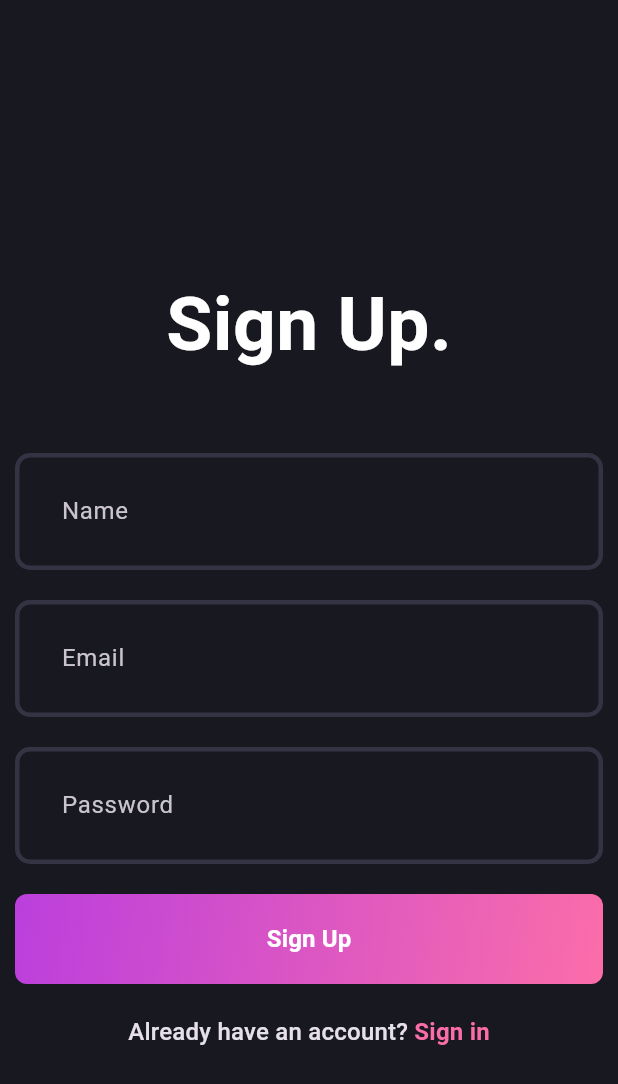
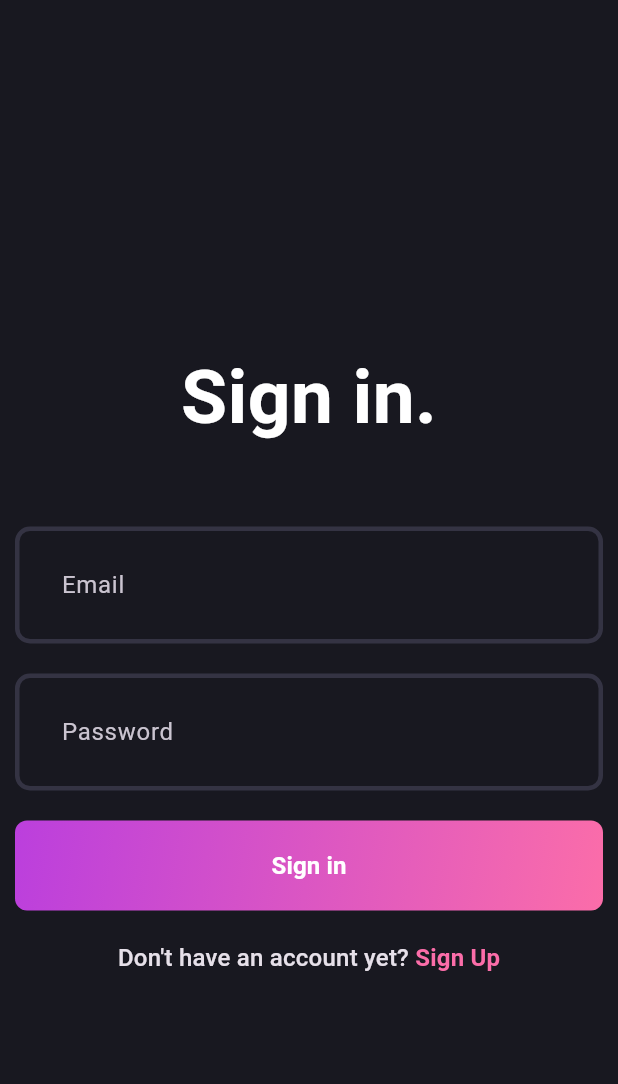
Before and after one commit to ShishirRijal/iWrite, a Flutter app: the screen it shows after launch, on a phone screen of 412 x 824 dp. Shown: the top 1084 px of the screen. Run offline on Flutter 3.47's test engine with Material 3 defaults, Android fonts, the phone set to English and light mode, and no system bars.

Commit message:
add login view

```diff
--- /dev/null
+++ b/lib/features/auth/presentation/views/login_view.dart
@@ -0,0 +1,92 @@
+import 'package:flutter/material.dart';
+import 'package:iwrite/core/theme/app_pallete.dart';
+import 'package:iwrite/features/auth/presentation/views/signup_view.dart';
+import 'package:iwrite/features/auth/presentation/widgets/custom_button.dart';
+import 'package:iwrite/features/auth/presentation/widgets/custom_text_form_field.dart';
+
+class LoginView extends StatefulWidget {
+  static route() => MaterialPageRoute(builder: (context) => LoginView());
+  const LoginView({super.key});
+
+  @override
+  State<LoginView> createState() => _LoginViewState();
+}
+
+class _LoginViewState extends State<LoginView> {
+  final _formKey = GlobalKey<FormState>();
+
+  void submit() {}
+
+  void validate() {}
+
+  // text controllers
+  final _emailController = TextEditingController();
+  final _passwordController = TextEditingController();
+
+  @override
+  Widget build(BuildContext context) {
+    return Scaffold(
+        appBar: AppBar(),
+        body: SafeArea(
+          child: Padding(
+            padding: const EdgeInsets.symmetric(horizontal: 10, vertical: 20),
+            child: Form(
+              key: _formKey,
+              child: Column(
+                mainAxisAlignment: MainAxisAlignment.center,
+                crossAxisAlignment: CrossAxisAlignment.center,
+                spacing: 20,
+                children: [
+                  Text("Sign in.",
+                      style: TextStyle(
+                        fontSize: 50,
+                        color: AppPallete.whiteColor,
+                        fontWeight: FontWeight.bold,
+                      )),
+                  SizedBox(height: 10),
+
+                  // Email
+                  CustomTextFormField(
+                      controller: _emailController, hintText: "Email"),
+
+                  // Password
+                  CustomTextFormField(
+                    controller: _passwordController,
+                    hintText: "Password",
+                    isPassword: true,
+                  ),
+
+                  // Sign Up Button
+                  CustomButton(
+                    onPressed: () {},
+                    text: "Sign in",
+                  ),
+
+                  // Already have an account?
+                  GestureDetector(
+                    onTap: () {
+                      Navigator.push(context, SignUpView.route());
+                    },
+                    child: RichText(
+                        text: TextSpan(
+                            text: "Don't have an account yet? ",
+                            style: Theme.of(context).textTheme.titleMedium,
+                            children: [
+                          TextSpan(
+                              text: "Sign Up",
+                              style: Theme.of(context)
+                                  .textTheme
+                                  .titleMedium!
+                                  .copyWith(
+                                    color: AppPallete.gradient2,
+                                    fontWeight: FontWeight.bold,
+                                  )),
+                        ])),
+                  )
+                ],
+              ),
+            ),
+          ),
+        ));
+  }
+}
--- a/lib/main.dart
+++ b/lib/main.dart
@@ -1,6 +1,6 @@
 import 'package:flutter/material.dart';
 import 'package:iwrite/core/theme/theme.dart';
-import 'package:iwrite/features/auth/presentation/views/signup_view.dart';
+import 'package:iwrite/features/auth/presentation/views/login_view.dart';
 
 void main() {
   runApp(const MyApp());
@@ -14,7 +14,7 @@
     return MaterialApp(
       title: 'Flutter Demo',
       theme: AppTheme.darkThemeMode,
-      home: const SignUpView(),
+      home: const LoginView(),
     );
   }
 }
```
Also changed, not shown: 2 other files.
